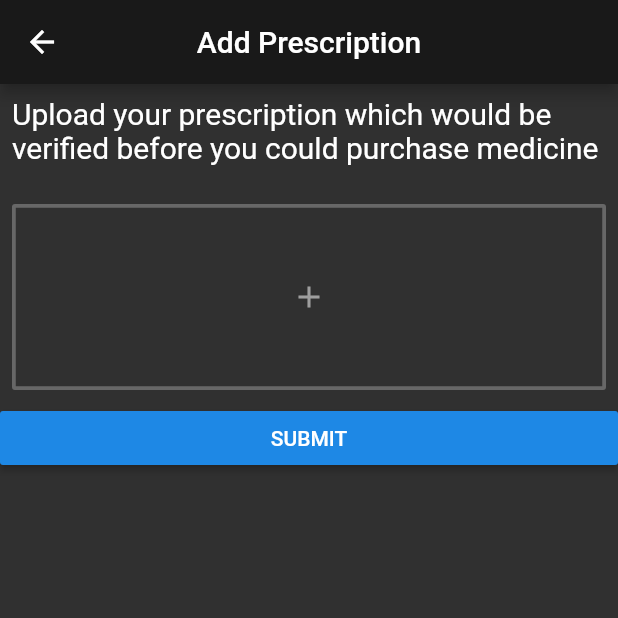
After one commit to sarthak-2001/medishare, a Flutter app: the AppPrescriptionPage screen opened directly, on a phone screen of 412 x 824 dp, the top half of it. The commit adds this screen. Run offline on Flutter 3.47's test engine with Material 2 defaults, Android fonts, the phone set to English and light mode, and no system bars; our stand-ins replace cloud_firestore, firebase_auth, firebase_storage, fluttertoast, geolocator, google_sign_in and 5 more; missing offline and left inert: geoflutterfire, map_launcher, razorpay_flutter, search_page; accounts and stored records are empty.

Commit message:
chemist side left

```diff
--- a/lib/models/bought_product.dart
+++ b/lib/models/bought_product.dart
@@ -1,12 +1,25 @@
 import 'package:cloud_firestore/cloud_firestore.dart';
+import 'package:flutter/cupertino.dart';
 
 class BoughtMedicine {
-  final String buyer_email, ID, seller_email, med_name;
+  final String buyer_email,
+      ID,
+      seller_med_ID,
+      seller_email,
+      med_name,
+      verified_by,
+      prescription;
   final int med_qty, med_price;
   final GeoPoint seller_location;
+  final bool verified, payment_done;
 
   BoughtMedicine(
       {this.ID,
+      @required this.seller_med_ID,
+      this.prescription,
+      this.verified,
+      this.payment_done,
+      this.verified_by,
       this.seller_location,
       this.med_qty,
       this.seller_email,
@@ -26,20 +39,39 @@ class BoughtMedicineService {
   void addBoughtMedicine(BoughtMedicine boughtMedicine) async {
     await _firestore.collection(ref).document(email).collection(ref1).add({
       'email': email,
+      'seller_med_ID': boughtMedicine.seller_med_ID,
+      'prescription': boughtMedicine.prescription,
       'buyer_email': boughtMedicine.buyer_email,
+      'verified': boughtMedicine.verified,
+      'payment_done': boughtMedicine.payment_done,
       'seller_email': boughtMedicine.seller_email,
       'med_name': boughtMedicine.med_name,
+      'verified_by': boughtMedicine.verified_by,
       'med_qty': boughtMedicine.med_qty,
       'med_price': boughtMedicine.med_price,
       'seller_location': boughtMedicine.seller_location,
     });
   }
 
+  void updatePayment(String id) async {
+    await _firestore
+        .collection(ref)
+        .document(email)
+        .collection(ref1)
+        .document(id)
+        .updateData({'payment_done': true});
+  }
+
   List<BoughtMedicine> _boughtFromSnap(QuerySnapshot snapshot) {
     return snapshot.documents.map((doc) {
       return BoughtMedicine(
         ID: doc.documentID,
+        seller_med_ID: doc.data['seller_med_ID'] ?? '',
+        prescription: doc.data['prescription'] ?? '',
+        verified: doc.data['verified'] ?? false,
         buyer_email: doc.data['buyer_email'] ?? '',
+        payment_done: doc.data['payment_done'] ?? false,
+        verified_by: doc.data['verified_by'] ?? '',
         seller_email: doc.data['seller_email'] ?? '',
         med_name: doc.data['med_name'] ?? '',
         med_qty: doc.data['med_qty'] ?? 0,
--- /dev/null
+++ b/lib/screen/add_prescription_page.dart
@@ -0,0 +1,161 @@
+import 'dart:io';
+
+import 'package:cloud_firestore/cloud_firestore.dart';
+import 'package:firebase_storage/firebase_storage.dart';
+import 'package:flutter/cupertino.dart';
+import 'package:flutter/material.dart';
+import 'package:fluttertoast/fluttertoast.dart';
+import 'package:geoflutterfire/geoflutterfire.dart';
+import 'package:intl/intl.dart';
+import 'package:map_launcher/map_launcher.dart';
+import 'package:medishare/models/bought_product.dart';
+import 'package:medishare/models/global_medicine.dart';
+import 'package:medishare/models/sell_medicine.dart';
+import 'package:medishare/models/user.dart';
+import 'package:image_picker/image_picker.dart';
+import 'package:medishare/screen/medicine_bought_page.dart';
+import 'package:provider/provider.dart';
+import 'package:search_page/search_page.dart';
+import 'package:rflutter_alert/rflutter_alert.dart';
+import 'package:mask_text_input_formatter/mask_text_input_formatter.dart';
+import 'package:geolocator/geolocator.dart';
+import 'package:permission_handler/permission_handler.dart';
+
+class AppPrescriptionPage extends StatefulWidget {
+  final SellMedicine med;
+  AppPrescriptionPage({this.med});
+  @override
+  _AppPrescriptionPageState createState() => _AppPrescriptionPageState();
+}
+
+class _AppPrescriptionPageState extends State<AppPrescriptionPage> {
+  bool loading = false;
+  File _image1;
+  @override
+  Widget build(BuildContext context) {
+    final user = Provider.of<User>(context);
+    var mail = user.email;
+
+    List<SellMedicine> sellmedicine = Provider.of<List<SellMedicine>>(context);
+
+    List<GlobalMedicine> globalmedicine =
+        Provider.of<List<GlobalMedicine>>(context);
+    return SafeArea(
+      child: Scaffold(
+        appBar: AppBar(
+          backgroundColor: Color(0xff191919),
+          title: Text('Add Prescription'),
+          centerTitle: true,
+        ),
+        body: Column(
+          crossAxisAlignment: CrossAxisAlignment.stretch,
+          children: <Widget>[
+            Padding(
+              padding: const EdgeInsets.all(8.0),
+              child: Text(
+                'Upload your prescription which would be verified before you could purchase medicine',
+                style: TextStyle(fontSize: 20),
+              ),
+            ),
+            SizedBox(
+              height: 10,
+            ),
+            Padding(
+              padding: const EdgeInsets.all(8.0),
+              child: OutlineButton(
+                borderSide:
+                    BorderSide(color: Colors.grey.withOpacity(0.5), width: 2.5),
+                onPressed: () {
+                  _selectImage(
+                      ImagePicker.pickImage(source: ImageSource.gallery), 1);
+                },
+                child: _displayChild1(),
+              ),
+            ),
+            loading == true
+                ? Center(child: CircularProgressIndicator())
+                : RaisedButton(
+                    child: Text('SUBMIT'),
+                    onPressed: () async {
+                      print('tap0');
+//                                                      Navigator.pop(context);
+                      if (_image1 == null) {
+                        Fluttertoast.showToast(msg: 'Upload prescription');
+                        return;
+                      }
+                      setState(() {
+                        loading = true;
+                      });
+
+                      String imageUrl;
+                      final String picture =
+                          'prescription${user.email}_${DateTime.now().toIso8601String().toString()}';
+                      final FirebaseStorage storage = FirebaseStorage.instance;
+
+                      StorageUploadTask task = storage
+                          .ref()
+                          .child('/category')
+                          .child(picture)
+                          .putFile(_image1);
+
+                      StorageTaskSnapshot snapshot =
+                          await task.onComplete.then((snap) => snap);
+
+                      imageUrl = await snapshot.ref.getDownloadURL();
+
+                      print('pic updated');
+                      Fluttertoast.showToast(msg: 'prescription sent');
+
+                      BoughtMedicineService(email: mail)
+                          .addBoughtMedicine(BoughtMedicine(
+                        seller_med_ID: widget.med.ID,
+                        buyer_email: Provider.of<User>(context).email,
+                        seller_email: widget.med.seller_email,
+                        med_name: widget.med.med_name,
+                        med_qty: widget.med.med_qty,
+                        med_price: widget.med.med_price,
+                        seller_location: widget.med.seller_location,
+                        verified: false,
+                        payment_done: false,
+                        prescription: imageUrl,
+                        verified_by: '',
+                      ));
+                      Fluttertoast.showToast(msg: 'data stored');
+
+                      setState(() {
+                        loading = false;
+                      });
+                      _image1 = null;
+                      Navigator.pop(context);
+                    },
+                  )
+          ],
+        ),
+      ),
+    );
+  }
+
+  void _selectImage(Future<File> pickImage, int imageNumber) async {
+    File tempImg = await pickImage;
+    setState(() => _image1 = tempImg);
+  }
+
+  Widget _displayChild1() {
+    if (_image1 == null) {
+      return Padding(
+        padding: const EdgeInsets.fromLTRB(14, 50, 14, 50),
+        child: new Icon(
+          Icons.add,
+          color: Colors.grey,
+        ),
+      );
+    } else {
+      return Image.file(
+        _image1,
+        fit: BoxFit.cover,
+        width: 200,
+        height: 250,
+      );
+    }
+  }
+}
--- a/lib/screen/home.dart
+++ b/lib/screen/home.dart
@@ -261,6 +261,8 @@ class _MainScreenState extends State<MainScreen> {
                                         padding: const EdgeInsets.all(4.0),
                                         child: InkWell(
                                           onTap: () async {
+                                            Fluttertoast.showToast(
+                                                msg: 'share was tapped');
                                             await addMedicineSell(
                                                 context, userMeds[index], user);
                                           },
@@ -290,6 +292,8 @@ class _MainScreenState extends State<MainScreen> {
   //--------------------------ADD SELL MED----------------------------------
 
   addMedicineSell(context, DocumentSnapshot med, User user) {
+    Fluttertoast.showToast(msg: 'dialogue box show');
+
     TextEditingController medqty = TextEditingController();
     TextEditingController medprice = TextEditingController();
 
@@ -327,6 +331,8 @@ class _MainScreenState extends State<MainScreen> {
           DialogButton(
             onPressed: () async {
               if (key.currentState.validate()) {
+                Fluttertoast.showToast(msg: 'data valid');
+
                 Position pos = await Geolocator().getCurrentPosition(
                     desiredAccuracy: LocationAccuracy.bestForNavigation);
 
--- a/lib/screen/welcome_screen.dart
+++ b/lib/screen/welcome_screen.dart
@@ -63,8 +63,8 @@ class _WelcomeScreenState extends State<WelcomeScreen>
               },
             ),
             RoundedButton(
-              title: 'Log In As Chemist',
-              colour: Colors.lightBlueAccent,
+              title: 'Register As Chemist',
+              colour: Colors.blueAccent,
               onPressed: () {
                 Navigator.push(context,
                     MaterialPageRoute(builder: (context) => LoginScreen()));
```
Also changed, not shown: lib/screen/buy_medicine_page.dart (+89 -33 lines), lib/screen/medicine_bought_page.dart (+3 -9 lines).
